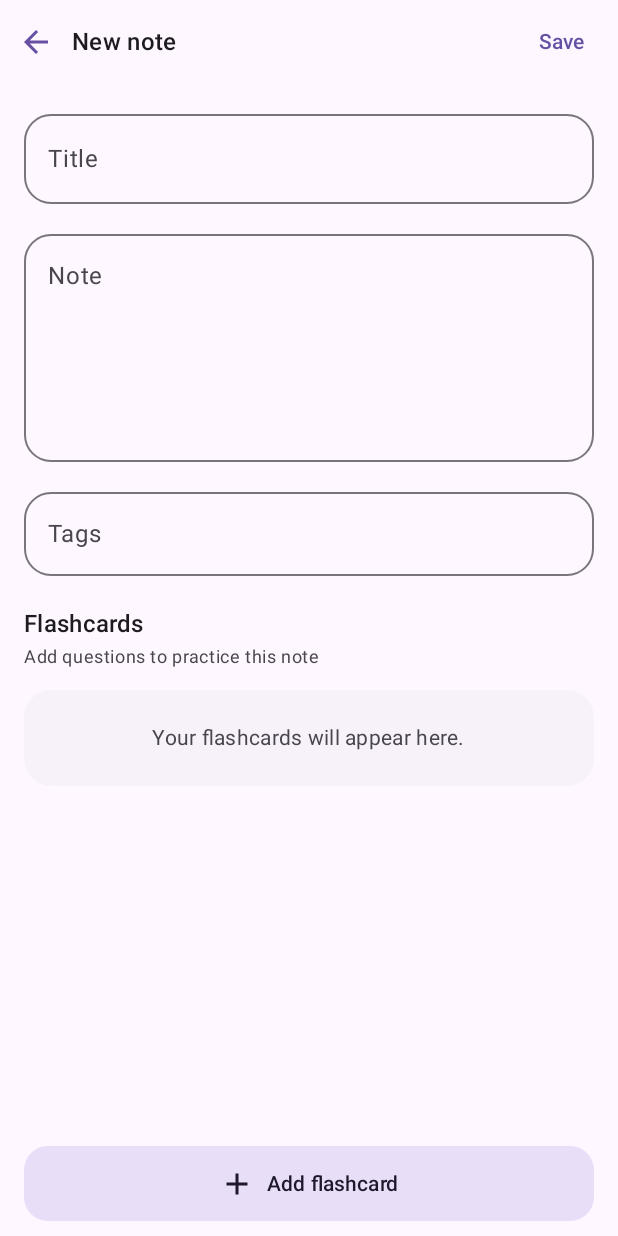
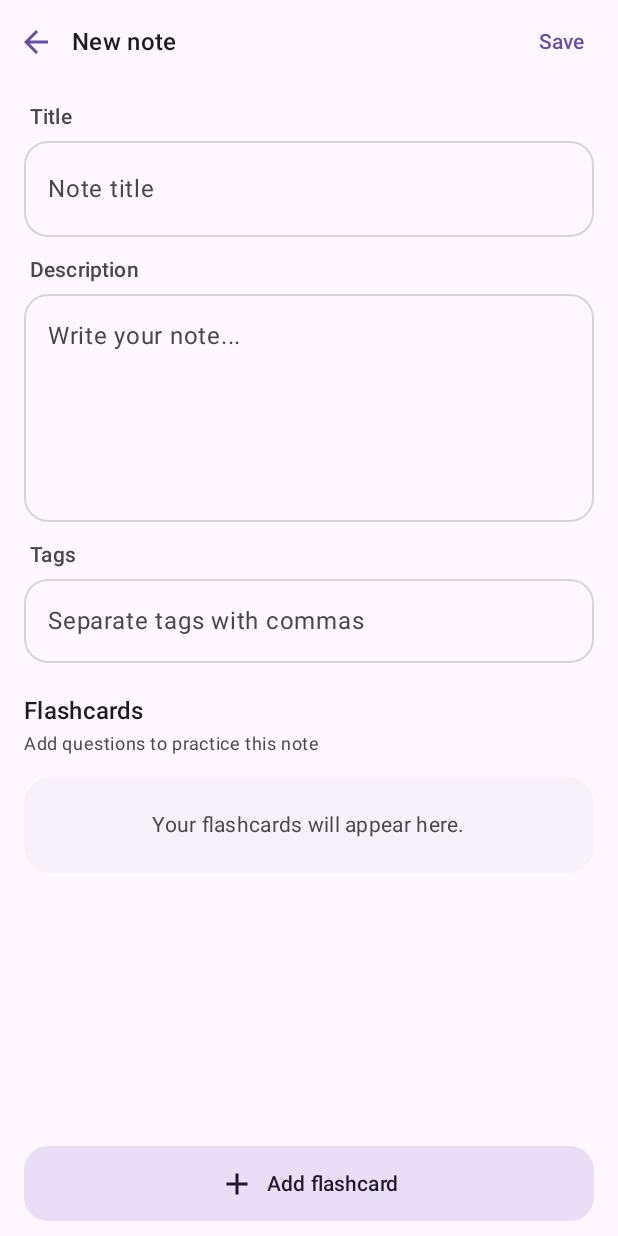
Before and after one commit to itzmekyleee/cue, an Android app built with Jetpack Compose: the @Preview function NoteEditorScreenEmptyPreview, on a phone screen of 412 x 824 dp. Run offline under Robolectric (Android 15) with nearby library versions, the phone set to English and light mode, and no system bars.

Commit message:
feat: refine note editing and search - use a neutral search bar style - remove the duplicate edit action from note cards - make note fields clearer and consistent

```diff
--- a/app/src/main/java/ph/edu/comteq/cue/ui/notes/NoteEditorScreen.kt
+++ b/app/src/main/java/ph/edu/comteq/cue/ui/notes/NoteEditorScreen.kt
@@ -151,42 +151,56 @@ fun NoteEditorScreenContent(
                 verticalArrangement = Arrangement.spacedBy(12.dp)
             ) {
                 item {
-                    OutlinedTextField(
+                    EditorField(
+                        label = "Title",
+                        modifier = Modifier.fillMaxWidth()
+                    ) {
+                        TextField(
                             value = title,
                             onValueChange = onTitleChange,
-                        label = { Text("Title") },
+                            placeholder = { Text("Note title") },
                             singleLine = true,
-                        textStyle = MaterialTheme.typography.titleLarge,
-                        shape = RoundedCornerShape(18.dp),
+                            textStyle = MaterialTheme.typography.headlineSmall,
+                            colors = editorTextFieldColors(),
                             modifier = Modifier.fillMaxWidth()
                         )
                     }
+                }
 
                 item {
-                    OutlinedTextField(
+                    EditorField(
+                        label = "Description",
+                        modifier = Modifier.fillMaxWidth()
+                    ) {
+                        TextField(
                             value = body,
                             onValueChange = onBodyChange,
-                        label = { Text("Note") },
-                        placeholder = { Text("Write down what you want to remember...") },
+                            placeholder = { Text("Write your note...") },
                             minLines = 5,
                             maxLines = 12,
-                        shape = RoundedCornerShape(18.dp),
+                            textStyle = MaterialTheme.typography.bodyLarge,
+                            colors = editorTextFieldColors(),
                             modifier = Modifier
                                 .fillMaxWidth()
                                 .heightIn(min = 150.dp, max = 260.dp)
                         )
                     }
+                }
 
                 item {
-                    OutlinedTextField(
+                    EditorField(
+                        label = "Tags",
+                        modifier = Modifier.fillMaxWidth()
+                    ) {
+                        TextField(
                             value = tagsText,
                             onValueChange = onTagsTextChange,
-                        label = { Text("Tags") },
                             placeholder = { Text("Separate tags with commas") },
                             singleLine = true,
-                        shape = RoundedCornerShape(18.dp),
+                            colors = editorTextFieldColors(),
                             modifier = Modifier.fillMaxWidth()
                         )
+                    }
                 }
 
                 item {
@@ -332,6 +346,46 @@ fun NoteEditorScreenContent(
 }
 
 @Composable
+private fun EditorField(
+    label: String,
+    modifier: Modifier = Modifier,
+    content: @Composable () -> Unit
+) {
+    Column(
+        modifier = modifier,
+        verticalArrangement = Arrangement.spacedBy(6.dp)
+    ) {
+        Text(
+            text = label,
+            style = MaterialTheme.typography.labelLarge,
+            color = MaterialTheme.colorScheme.onSurfaceVariant,
+            modifier = Modifier.padding(start = 4.dp)
+        )
+        Surface(
+            shape = RoundedCornerShape(16.dp),
+            color = MaterialTheme.colorScheme.surface,
+            border = BorderStroke(
+                1.dp,
+                MaterialTheme.colorScheme.outlineVariant.copy(alpha = 0.7f)
+            )
+        ) {
+            content()
+        }
+    }
+}
+
+@Composable
+private fun editorTextFieldColors() = TextFieldDefaults.colors(
+    focusedContainerColor = MaterialTheme.colorScheme.surface,
+    unfocusedContainerColor = MaterialTheme.colorScheme.surface,
+    disabledContainerColor = MaterialTheme.colorScheme.surface,
+    focusedIndicatorColor = androidx.compose.ui.graphics.Color.Transparent,
+    unfocusedIndicatorColor = androidx.compose.ui.graphics.Color.Transparent,
+    disabledIndicatorColor = androidx.compose.ui.graphics.Color.Transparent,
+    cursorColor = MaterialTheme.colorScheme.primary
+)
+
+@Composable
 private fun CardRow(card: Card, onEditClick: () -> Unit, onDeleteClick: () -> Unit) {
     Surface(
         modifier = Modifier.fillMaxWidth(),
```
Also changed, not shown: app/src/main/java/ph/edu/comteq/cue/ui/components/SearchField.kt (+8 -2 lines), app/src/main/java/ph/edu/comteq/cue/ui/notes/NotesListScreen.kt (+0 -20 lines). Lines whose indentation alone changed are shown as unchanged.
